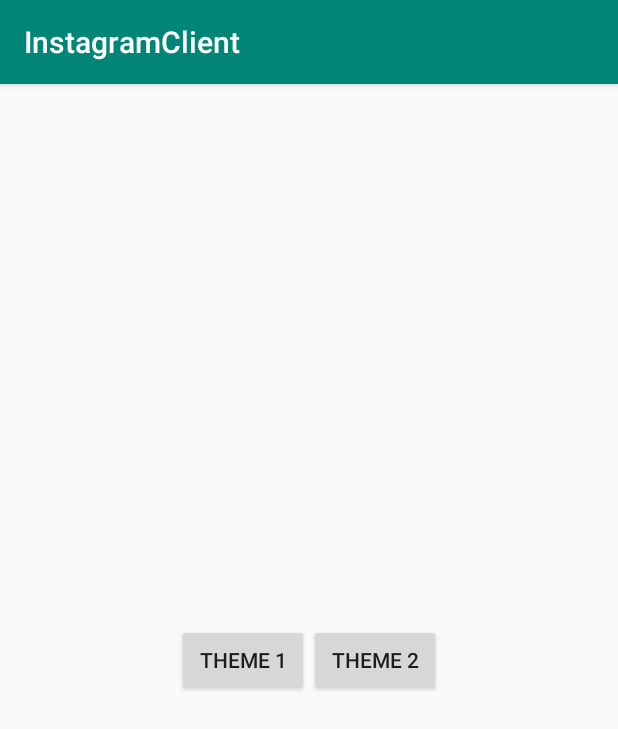
After one commit to JustSenoko/InstagramClient, an Android app: the ColorSelectionActivity screen opened directly, with no data from a screen before it, on a phone screen of 412 x 824 dp. The commit adds this screen. Shown: the top 729 px of the screen. Run offline under Robolectric (Android 15) with nearby library versions, the phone set to English and light mode, and no system bars.

Commit message:
lesson 1

```diff
--- a/app/src/main/AndroidManifest.xml
+++ b/app/src/main/AndroidManifest.xml
@@ -9,6 +9,7 @@
         android:roundIcon="@mipmap/ic_launcher_round"
         android:supportsRtl="true"
         android:theme="@style/AppTheme">
+        <activity android:name=".ColorSelectionActivity"></activity>
         <activity
             android:name=".MainActivity"
             android:label="@string/app_name"
--- /dev/null
+++ b/app/src/main/java/com/blueroofstudio/instagramclient/ColorSelectionActivity.java
@@ -0,0 +1,14 @@
+package com.blueroofstudio.instagramclient;
+
+import androidx.appcompat.app.AppCompatActivity;
+
+import android.os.Bundle;
+
+public class ColorSelectionActivity extends AppCompatActivity {
+
+    @Override
+    protected void onCreate(Bundle savedInstanceState) {
+        super.onCreate(savedInstanceState);
+        setContentView(R.layout.activity_color_selection);
+    }
+}
--- /dev/null
+++ b/app/src/main/res/layout-v21/activity_color_selection.xml
@@ -0,0 +1,23 @@
+<?xml version="1.0" encoding="utf-8"?>
+<LinearLayout xmlns:android="http://schemas.android.com/apk/res/android"
+    xmlns:app="http://schemas.android.com/apk/res-auto"
+    xmlns:tools="http://schemas.android.com/tools"
+    android:layout_width="match_parent"
+    android:layout_height="match_parent"
+    android:gravity="center"
+    tools:context=".ColorSelectionActivity">
+
+    <Button
+        android:id="@+id/btn_theme1"
+        android:layout_width="wrap_content"
+        android:layout_height="wrap_content"
+        android:elevation="2dp"
+        android:text="Theme 1" />
+
+    <Button
+        android:id="@+id/btn_theme2"
+        android:layout_width="wrap_content"
+        android:layout_height="wrap_content"
+        android:elevation="2dp"
+        android:text="Theme 2" />
+</LinearLayout>
--- /dev/null
+++ b/app/src/main/res/layout/activity_color_selection.xml
@@ -0,0 +1,21 @@
+<?xml version="1.0" encoding="utf-8"?>
+<LinearLayout xmlns:android="http://schemas.android.com/apk/res/android"
+    xmlns:app="http://schemas.android.com/apk/res-auto"
+    xmlns:tools="http://schemas.android.com/tools"
+    android:layout_width="match_parent"
+    android:layout_height="match_parent"
+    android:gravity="center"
+    tools:context=".ColorSelectionActivity">
+
+    <Button
+        android:id="@+id/btn_theme1"
+        android:layout_width="wrap_content"
+        android:layout_height="wrap_content"
+        android:text="Theme 1" />
+
+    <Button
+        android:id="@+id/btn_theme2"
+        android:layout_width="wrap_content"
+        android:layout_height="wrap_content"
+        android:text="Theme 2" />
+</LinearLayout>
--- a/app/src/main/res/values/colors.xml
+++ b/app/src/main/res/values/colors.xml
@@ -3,4 +3,13 @@
     <color name="colorPrimary">#008577</color>
     <color name="colorPrimaryDark">#00574B</color>
     <color name="colorAccent">#D81B60</color>
+
+    <color name="th1_colorPrimary">#e0f7fa</color>
+    <color name="th1_colorPrimaryDark">#aec4c7</color>
+    <color name="th1_colorAccent">#ff8a80</color>
+
+    <color name="th2_colorPrimary">#757575</color>
+    <color name="th2_colorPrimaryDark">#494949</color>
+    <color name="th2_colorAccent">#f44336</color>
+
 </resources>
```
